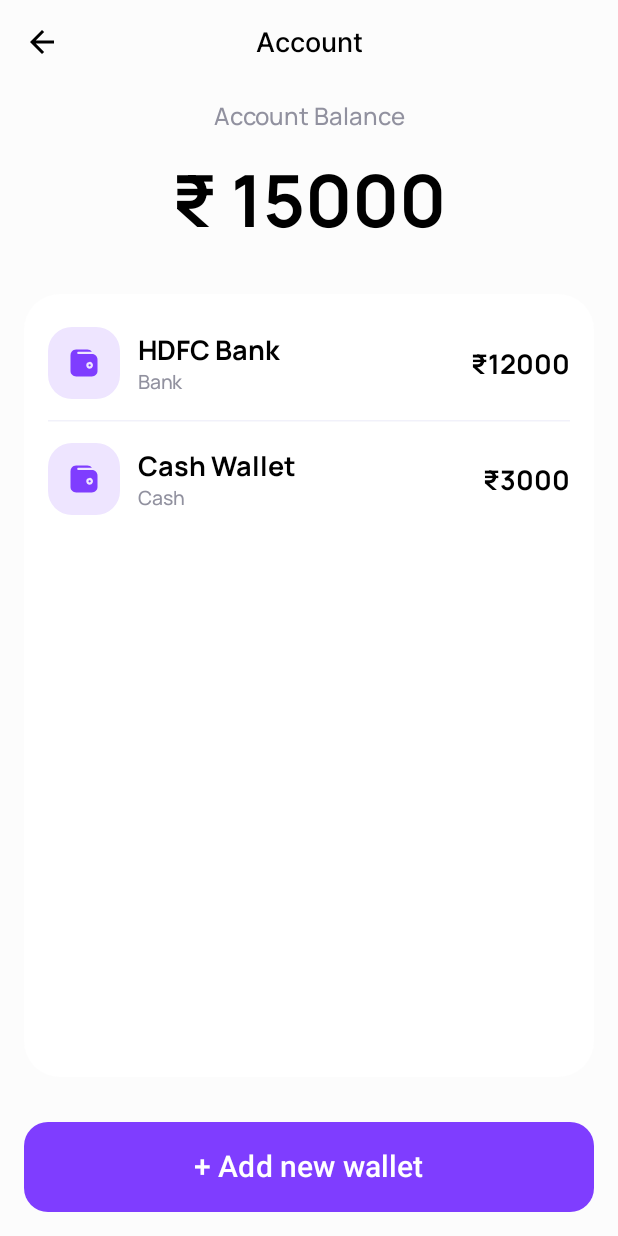
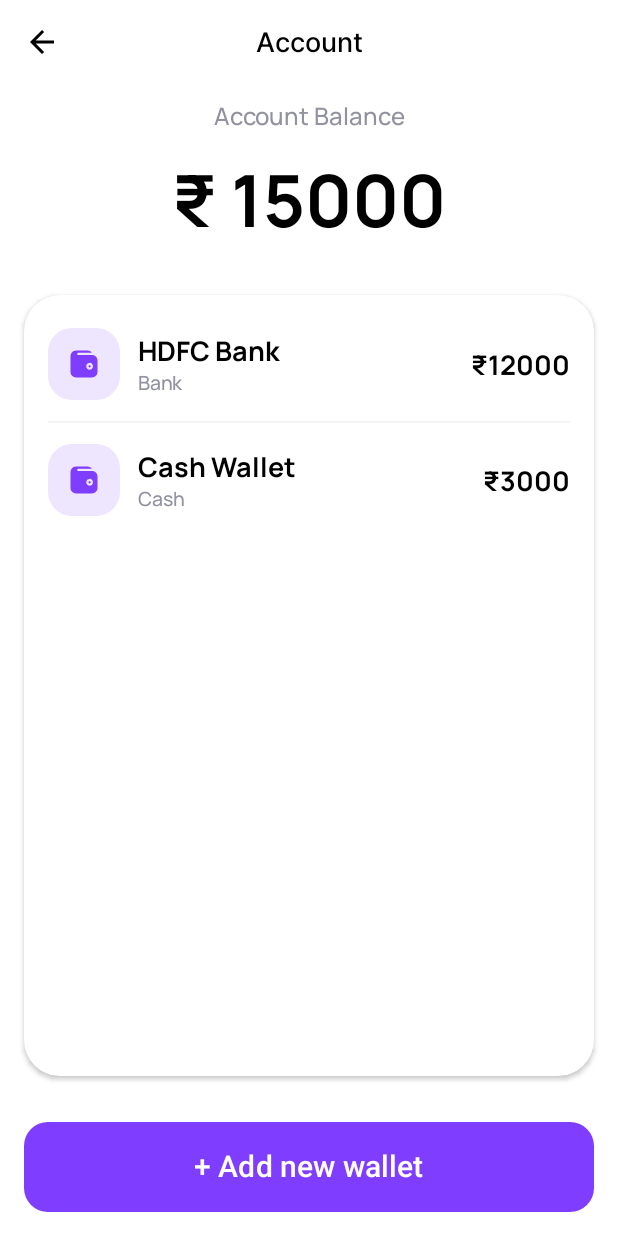
Before and after one commit to pankaj-verma55/Costlytic-Money-Management-app, an Android app built with Jetpack Compose: the @Preview function AccountInfoScreenPreview, on a phone screen of 412 x 824 dp. Run offline under Robolectric (Android 15) with nearby library versions, the phone set to English and light mode, and no system bars.

Commit message:
add amount screen modify

```diff
--- a/app/src/main/java/com/example/costlyticmoneymanagement/model/firebaseRepo/WalletRepository.kt
+++ b/app/src/main/java/com/example/costlyticmoneymanagement/model/firebaseRepo/WalletRepository.kt
@@ -35,7 +35,7 @@ class WalletRepository(
             }
 
             override fun onCancelled(error: DatabaseError) {
-//                Log()
+                Log.d("WalletStatus","onCancelled: observeWallet Repo  -> $error")
                 trySend(emptyList())
             }
         }
@@ -61,6 +61,7 @@ class WalletRepository(
             }
 
             override fun onCancelled(error: DatabaseError) {
+                Log.d("WalletStatus","onCancelled: observeBank Repo  -> $error")
                 trySend(defaultBanks)
             }
         }
@@ -76,7 +77,7 @@ class WalletRepository(
         val uid = auth.currentUser?.uid
             ?: return onResult(Result.failure(Exception("User not logged in")))
 
-        val userWalletsRef = db.getReference("wallets").child(uid)
+        val userWalletsRef = db.getReference("wallets_table").child(uid)
 
         userWalletsRef.get()
             .addOnSuccessListener { snapshot ->
@@ -93,6 +94,7 @@ class WalletRepository(
                     .addOnFailureListener { e -> onResult(Result.failure(e)) }
             }
             .addOnFailureListener { e ->
+                Log.d("WalletStatus","onCancelled: Add Wallet Repo  -> $e")
                 onResult(Result.failure(e))
             }
     }
--- a/app/src/main/java/com/example/costlyticmoneymanagement/view/screen/AccountInfoScreen.kt
+++ b/app/src/main/java/com/example/costlyticmoneymanagement/view/screen/AccountInfoScreen.kt
@@ -28,6 +28,7 @@ import androidx.compose.foundation.lazy.itemsIndexed
 import androidx.compose.foundation.shape.RoundedCornerShape
 import androidx.compose.material3.ButtonDefaults
 import androidx.compose.material3.HorizontalDivider
+import androidx.compose.material3.Surface
 import androidx.compose.runtime.Composable
 import androidx.compose.ui.Alignment
 import androidx.compose.ui.Modifier
@@ -72,7 +73,7 @@ fun AccountInfoContent(
     Column(
         modifier = Modifier
             .fillMaxSize()
-            .background(Color(0xFFFCFCFC))
+            .background(Color.White)
             .systemBarsPadding(),
         horizontalAlignment = Alignment.CenterHorizontally
     ) {
@@ -130,7 +131,7 @@ fun AccountInfoContent(
             modifier = Modifier
                 .fillMaxWidth()
                 .weight(1f)
-                .padding(horizontal = 16.dp, vertical = 30.dp)
+                .padding(horizontal = 8.dp, vertical = 15.dp)
                 .clip(RoundedCornerShape(24.dp))
                 .background(Color.White)
         ) {
@@ -143,6 +144,14 @@ fun AccountInfoContent(
                     textAlign = TextAlign.Center
                 )
             } else {
+                Surface(
+                    shape = RoundedCornerShape(24.dp),
+                    color = Color.White,
+                    shadowElevation = 2.dp,
+                    modifier = Modifier
+                        .fillMaxWidth()
+                        .padding(horizontal = 8.dp, vertical = 15.dp)
+                ) {
                 LazyColumn(
                     contentPadding = PaddingValues(vertical = 8.dp),
                     modifier = Modifier.fillMaxSize()
@@ -162,6 +171,7 @@ fun AccountInfoContent(
                         }
                     }
                 }
+            }
             }
         }
 
```
Also changed, not shown: app/src/main/java/com/example/costlyticmoneymanagement/MainActivity.kt (+10 -3 lines).
